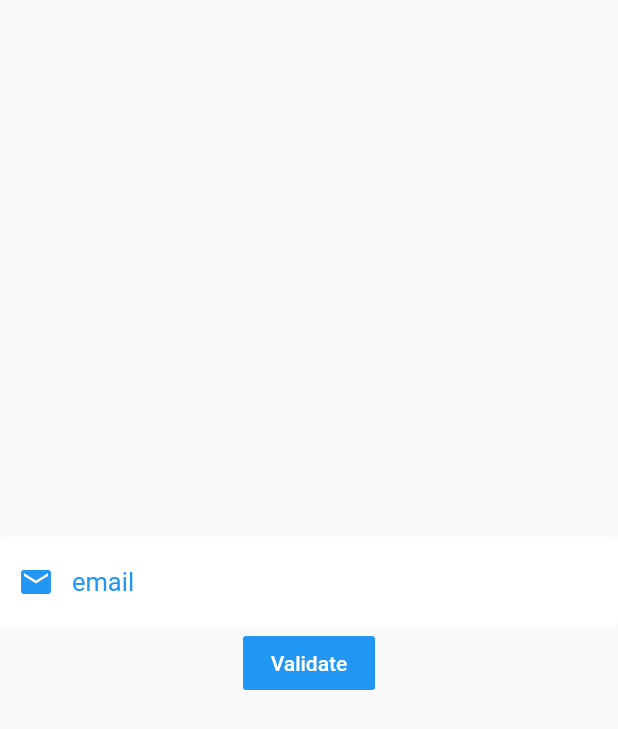
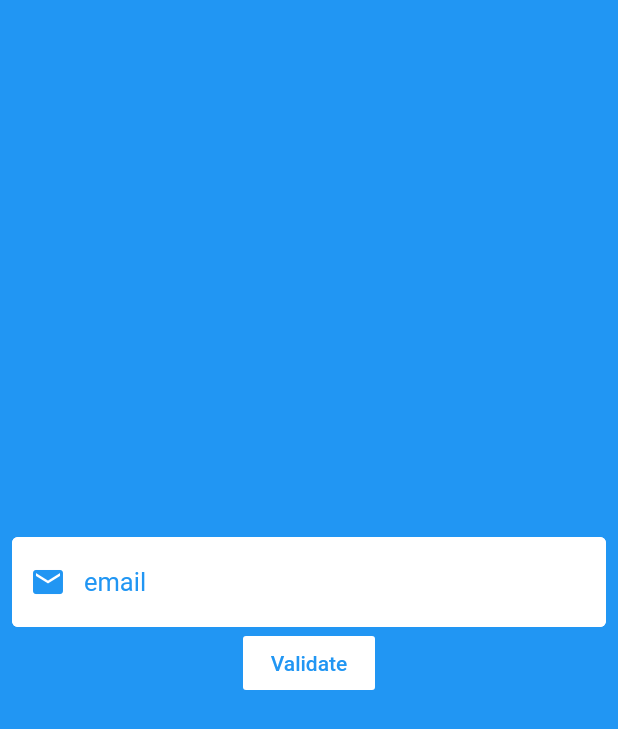
Before and after one commit to akshatAgain/email_validater_flutter, a Flutter app: the screen it shows after launch, on a phone screen of 412 x 824 dp. Shown: the top 729 px of the screen. Run offline on Flutter 3.47's test engine with Material 2 defaults, Android fonts, the phone set to English and light mode, and no system bars; our stand-ins replace email_validator, fluttertoast.

Commit message:
Update email_validator.dart

```diff
--- a/lib/email_validator.dart
+++ b/lib/email_validator.dart
@@ -16,12 +16,15 @@ class _ValidatorState extends State<Validator> {
   @override
   Widget build(BuildContext context) {
     return Scaffold(
+      backgroundColor: Colors.blue,
       body: Center(
           child: Column(
         mainAxisAlignment: MainAxisAlignment.center,
         crossAxisAlignment: CrossAxisAlignment.center,
         children: [
-          TextFormField(
+          Padding(
+            padding: EdgeInsets.only(left: 8.0, right: 8),
+            child: TextFormField(
               controller: _emailController,
               keyboardType: TextInputType.emailAddress,
               decoration: const InputDecoration(
@@ -52,12 +55,13 @@ class _ValidatorState extends State<Validator> {
               textInputAction: TextInputAction.next,
               validator: (email) {},
             ),
+          ),
           FlatButton(
             child: Text(
               'Validate',
-              style: TextStyle(color: Colors.white),
+              style: TextStyle(color: Colors.blue),
             ),
-            color: Colors.blue,
+            color: Colors.white,
             onPressed: () {
               isValid = EmailValidator.validate(_emailController.text);
               if (isValid) {
```
Lines whose indentation alone changed are shown as unchanged.
